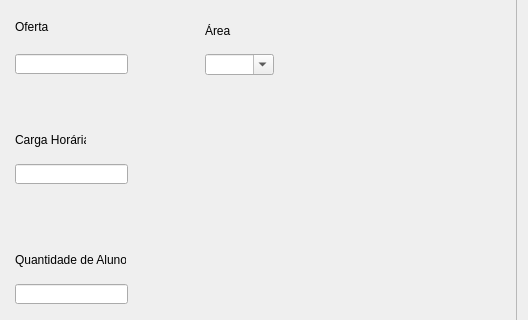
The window that App/view/ui/editarCurso.ui (Senac-SOR-ADS/Mapa-de-Sala) describes before a commit, drawn with Qt 5; both pictures show x 306 to 834 and y 97 to 417 of the 834 by 668 pixel window.
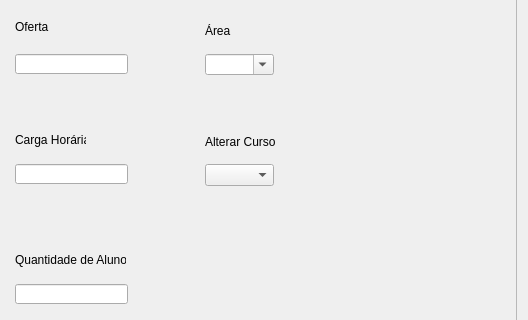
The same window after the commit.

Commit message:
correções em telas (#121)
tabulação alterada na home e ComboBox adicionado as telas de editar

```diff
--- a/App/view/ui/editarCurso.ui
+++ b/App/view/ui/editarCurso.ui
@@ -256,6 +256,29 @@
        <string>Área</string>
       </property>
      </widget>
+     <widget class="QComboBox" name="alterarCurso">
+      <property name="geometry">
+       <rect>
+        <x>500</x>
+        <y>250</y>
+        <width>69</width>
+        <height>22</height>
+       </rect>
+      </property>
+     </widget>
+     <widget class="QLabel" name="label_9">
+      <property name="geometry">
+       <rect>
+        <x>500</x>
+        <y>220</y>
+        <width>71</width>
+        <height>16</height>
+       </rect>
+      </property>
+      <property name="text">
+       <string>Alterar Curso:</string>
+      </property>
+     </widget>
     </widget>
    </item>
   </layout>
```
The commit also changes 6 other files.
